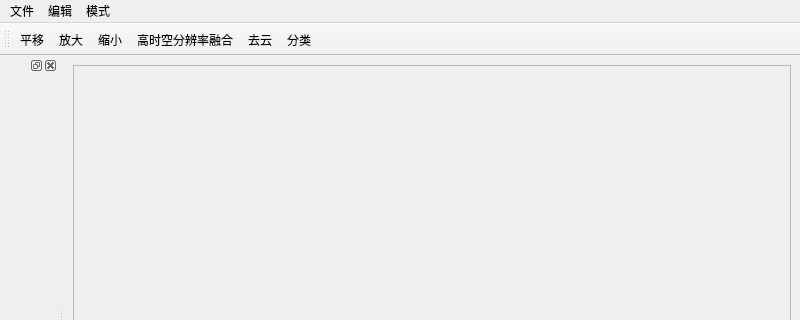
Above: ui/main.ui from CaoZhenkun/pyqgis before the change; both pictures show x 0 to 800 and y 0 to 320 of the 800 by 600 pixel window. Below: the same form after it.
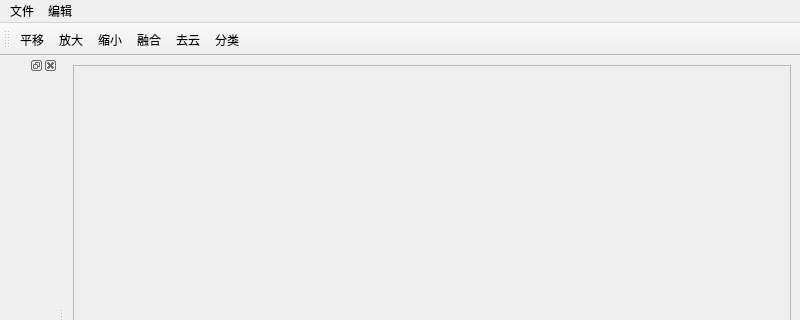
That is the form after the change.

```diff
--- a/ui/main.ui
+++ b/ui/main.ui
@@ -56,14 +56,8 @@
     <addaction name="actionPolygon"/>
     <addaction name="actionROI"/>
    </widget>
-   <widget class="QMenu" name="menu_3">
-    <property name="title">
-     <string>模式</string>
-    </property>
-   </widget>
    <addaction name="menu"/>
    <addaction name="menu_2"/>
-   <addaction name="menu_3"/>
   </widget>
   <widget class="QStatusBar" name="statusbar"/>
   <widget class="QDockWidget" name="dockWidget">
@@ -139,7 +133,7 @@
   </action>
   <action name="actionFusion">
    <property name="text">
-    <string>高时空分辨率融合</string>
+    <string>融合</string>
    </property>
    <property name="toolTip">
     <string>高时空分辨率融合</string>
```
Left out of the diff: 3 changed lines with no effect on the pictures.
